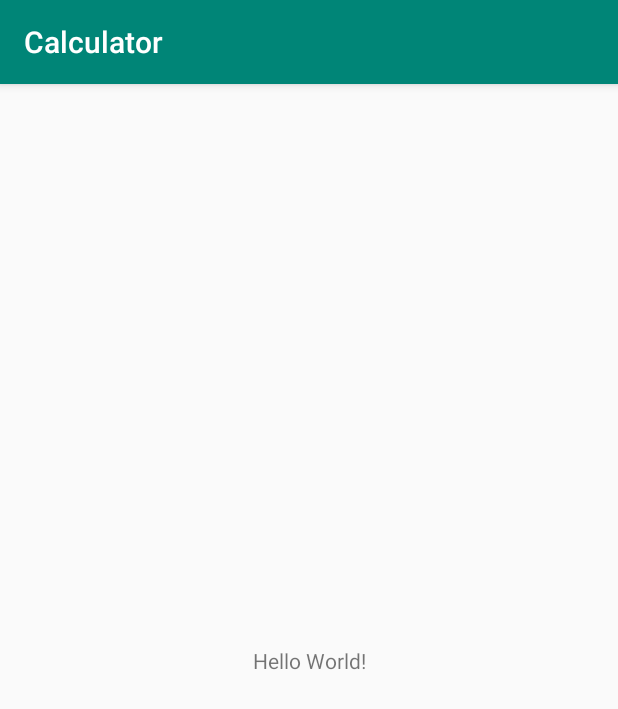
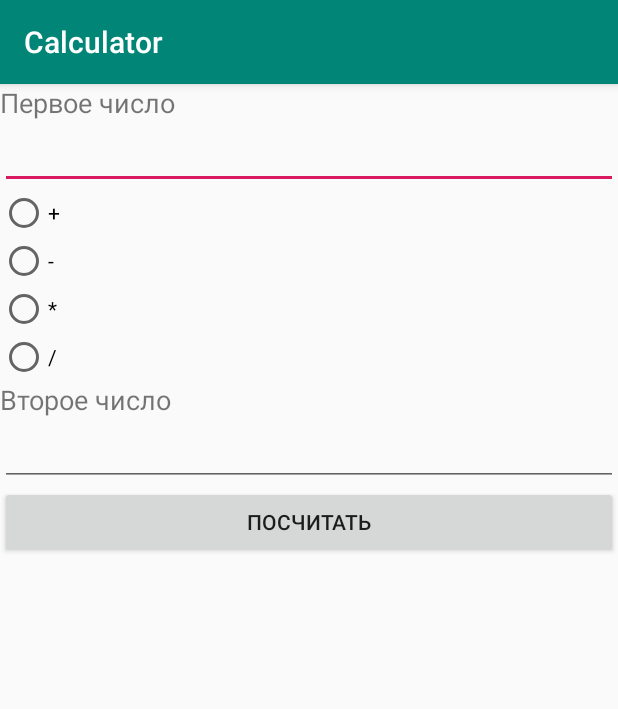
Before and after one commit to lavsexpert/politech_android, an Android app: the screen it shows after launch (MainActivity), on a phone screen of 412 x 824 dp. Shown: the top 709 px of the screen. Run offline under Robolectric (Android 15) with nearby library versions, the phone set to English and light mode, and no system bars.

Commit message:
Набросали первую версию формы

```diff
--- a/app/src/main/res/layout/activity_main.xml
+++ b/app/src/main/res/layout/activity_main.xml
@@ -1,18 +1,74 @@
 <?xml version="1.0" encoding="utf-8"?>
-<androidx.constraintlayout.widget.ConstraintLayout xmlns:android="http://schemas.android.com/apk/res/android"
-    xmlns:app="http://schemas.android.com/apk/res-auto"
+<LinearLayout xmlns:android="http://schemas.android.com/apk/res/android"
     xmlns:tools="http://schemas.android.com/tools"
     android:layout_width="match_parent"
     android:layout_height="match_parent"
+    android:orientation="vertical"
     tools:context=".MainActivity">
 
     <TextView
-        android:layout_width="wrap_content"
+        android:id="@+id/text1"
+        android:layout_width="match_parent"
         android:layout_height="wrap_content"
-        android:text="Hello World!"
-        app:layout_constraintBottom_toBottomOf="parent"
-        app:layout_constraintLeft_toLeftOf="parent"
-        app:layout_constraintRight_toRightOf="parent"
-        app:layout_constraintTop_toTopOf="parent" />
+        android:text="@string/text1"
+        android:textSize="18sp" />
 
-</androidx.constraintlayout.widget.ConstraintLayout>
+    <EditText
+        android:id="@+id/edit1"
+        android:layout_width="match_parent"
+        android:layout_height="wrap_content"
+        android:ems="10"
+        android:inputType="textPersonName"
+        tools:ignore="Autofill,LabelFor" />
+
+    <RadioButton
+        android:id="@+id/radioPlus"
+        android:layout_width="match_parent"
+        android:layout_height="wrap_content"
+        android:text="@string/plus" />
+
+    <RadioButton
+        android:id="@+id/radioMinus"
+        android:layout_width="match_parent"
+        android:layout_height="wrap_content"
+        android:text="@string/minus" />
+
+    <RadioButton
+        android:id="@+id/radioMulty"
+        android:layout_width="match_parent"
+        android:layout_height="wrap_content"
+        android:text="@string/multy" />
+
+    <RadioButton
+        android:id="@+id/radioDevide"
+        android:layout_width="match_parent"
+        android:layout_height="wrap_content"
+        android:text="@string/devide" />
+
+    <TextView
+        android:id="@+id/text2"
+        android:layout_width="match_parent"
+        android:layout_height="wrap_content"
+        android:text="@string/text2"
+        android:textSize="18sp" />
+
+    <EditText
+        android:id="@+id/edit2"
+        android:layout_width="match_parent"
+        android:layout_height="wrap_content"
+        android:ems="10"
+        android:inputType="textPersonName"
+        tools:ignore="Autofill,LabelFor" />
+
+    <Button
+        android:id="@+id/button"
+        android:layout_width="match_parent"
+        android:layout_height="wrap_content"
+        android:text="@string/result" />
+
+    <TextView
+        android:id="@+id/textResult"
+        android:layout_width="match_parent"
+        android:layout_height="wrap_content"
+        android:textSize="18sp" />
+</LinearLayout>
--- a/app/src/main/res/values/strings.xml
+++ b/app/src/main/res/values/strings.xml
@@ -1,3 +1,10 @@
 <resources>
     <string name="app_name">Calculator</string>
+    <string name="text1">Первое число</string>
+    <string name="plus">+</string>
+    <string name="minus">-</string>
+    <string name="multy">*</string>
+    <string name="devide">/</string>
+    <string name="text2">Второе число</string>
+    <string name="result">Посчитать</string>
 </resources>
```
